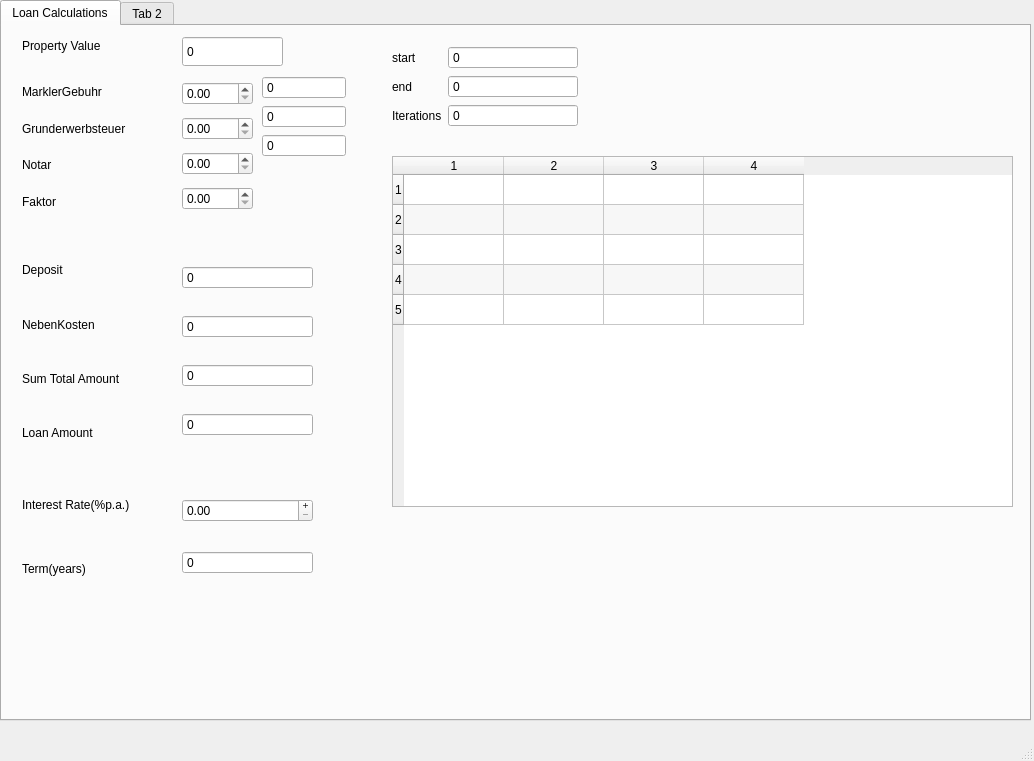
Old version of the form ImmoCalc.ui in the repository karthick1987/ImmoCalcs.
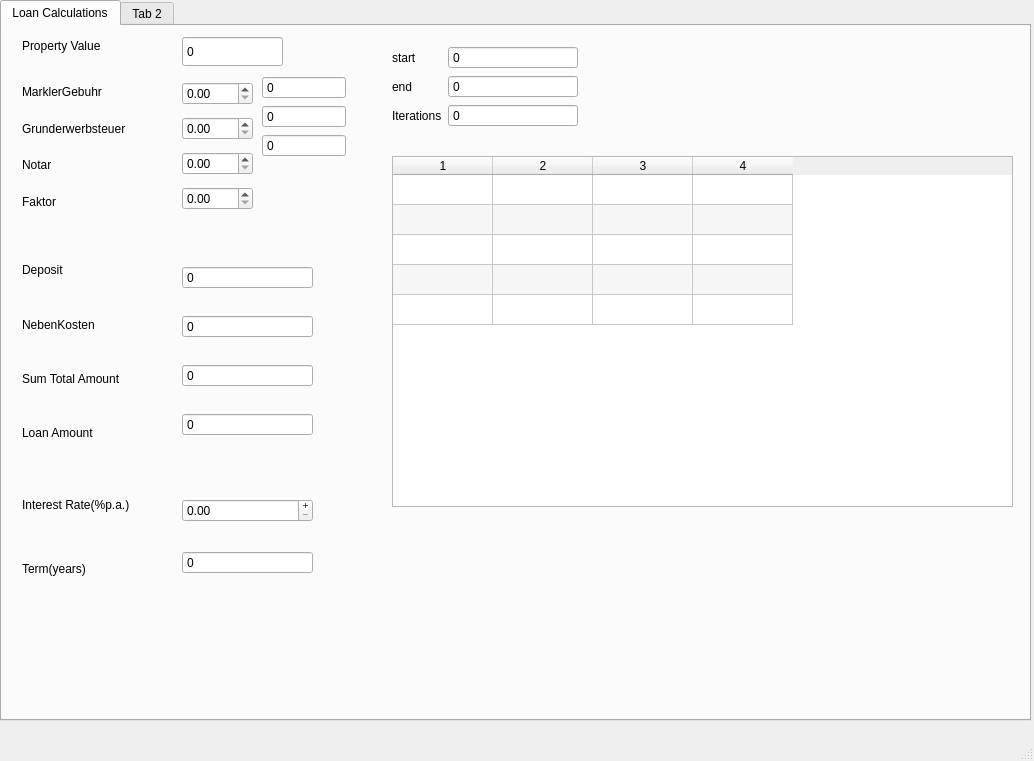
New version of the form.

What changed in the file:
```diff
--- a/ImmoCalc.ui
+++ b/ImmoCalc.ui
@@ -32,6 +32,9 @@
     <property name="currentIndex">
      <number>0</number>
     </property>
+    <property name="movable">
+     <bool>true</bool>
+    </property>
     <widget class="QWidget" name="loanCalc">
      <attribute name="title">
       <string>Loan Calculations</string>
@@ -467,6 +470,12 @@
         <height>351</height>
        </rect>
       </property>
+      <property name="autoFillBackground">
+       <bool>false</bool>
+      </property>
+      <property name="lineWidth">
+       <number>0</number>
+      </property>
       <property name="dragEnabled">
        <bool>true</bool>
       </property>
@@ -491,6 +500,9 @@
       <attribute name="horizontalHeaderStretchLastSection">
        <bool>false</bool>
       </attribute>
+      <attribute name="verticalHeaderVisible">
+       <bool>false</bool>
+      </attribute>
       <attribute name="verticalHeaderCascadingSectionResizes">
        <bool>false</bool>
       </attribute>
```
